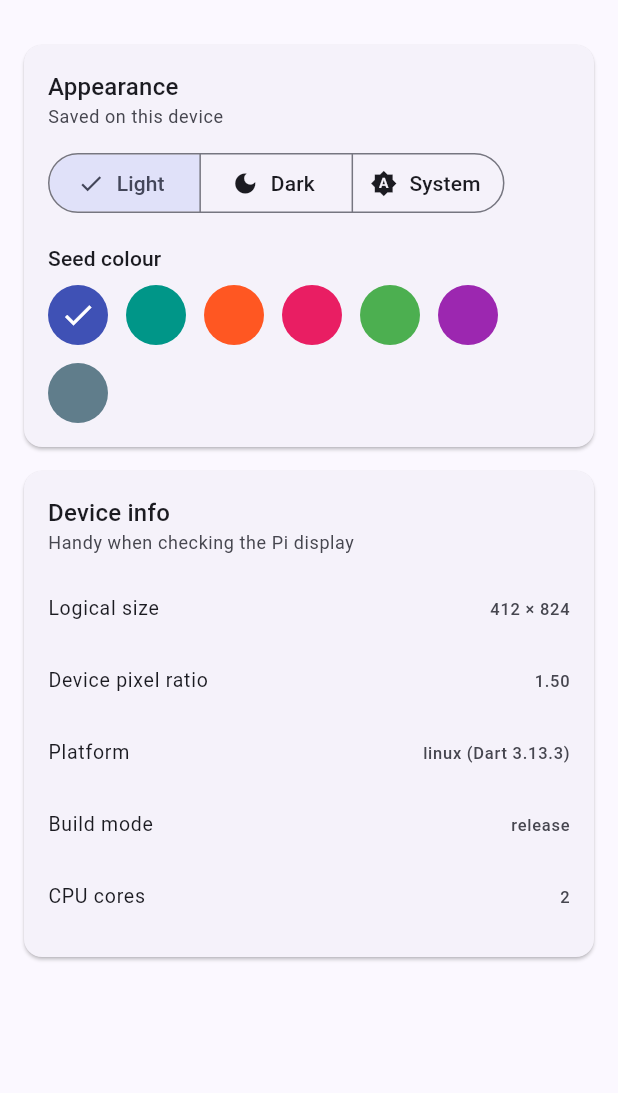
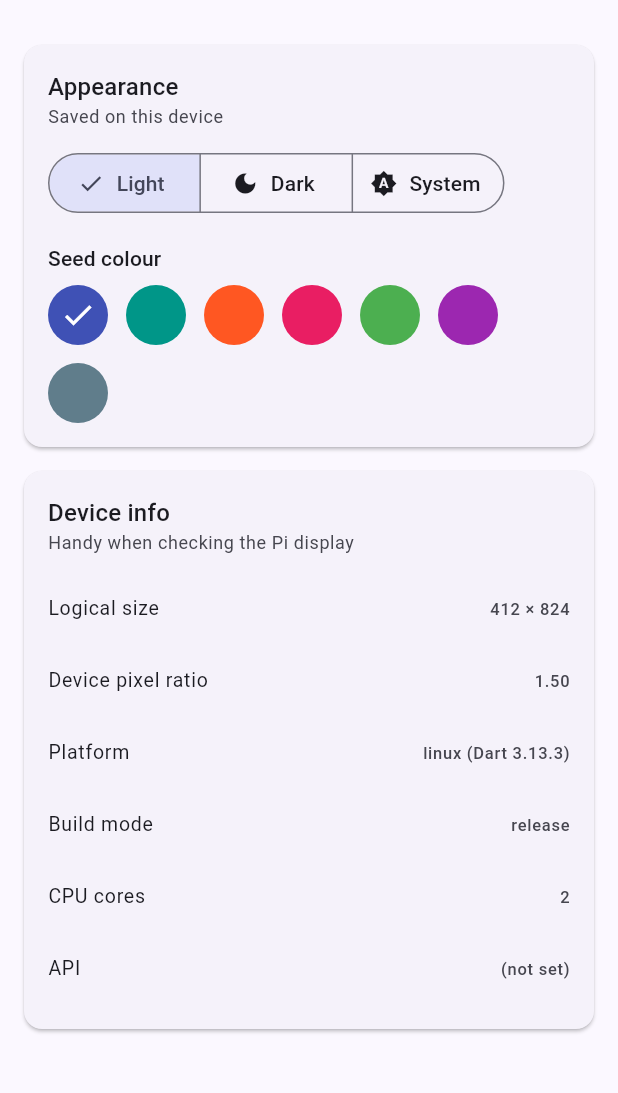
Before and after one commit to somashekarbrdtscblr/pi-flutter-demo, a Flutter app: the SettingsPage screen opened by its route, after a tap on "Light", on a phone screen of 412 x 824 dp, the part 63-1156 px from its top. Run offline on Flutter 3.47's test engine with Material 3 defaults, Android fonts, the phone set to English and light mode, and no system bars; our stand-ins replace go_router, shared_preferences; accounts and stored records are empty.

Commit message:
feat: add build-time configuration support with .env files for different targets

```diff
--- /dev/null
+++ b/flutter-app/lib/config/env.dart
@@ -0,0 +1,9 @@
+/// Build-time config, compiled in from `.env.<target>` by `scripts/build.sh`
+/// (`--dart-define-from-file`). Values are fixed per build, like React's
+/// `process.env.REACT_APP_*`. Add a key to `.env.web.example` and
+/// `.env.pi.example` whenever you add one here.
+///
+/// Must stay `const`: `String.fromEnvironment` only works in a const context.
+abstract final class Env {
+  static const baseApi = String.fromEnvironment('CHOTAPOS_BASE_API');
+}
--- a/flutter-app/lib/pages/settings_page.dart
+++ b/flutter-app/lib/pages/settings_page.dart
@@ -2,6 +2,7 @@ import 'package:flutter/foundation.dart';
 import 'package:flutter/material.dart';
 import 'package:provider/provider.dart';
 
+import '../config/env.dart';
 import '../state/settings_state.dart';
 import '../utils/platform_info.dart';
 import '../widgets/section.dart';
@@ -87,6 +88,7 @@ class SettingsPage extends StatelessWidget {
                 kReleaseMode ? 'release' : (kProfileMode ? 'profile' : 'debug'),
               ),
               _info('CPU cores', cpuCores),
+              _info('API', Env.baseApi.isEmpty ? '(not set)' : Env.baseApi),
             ],
           ),
         ),
```
Also changed, not shown: 6 other files.
